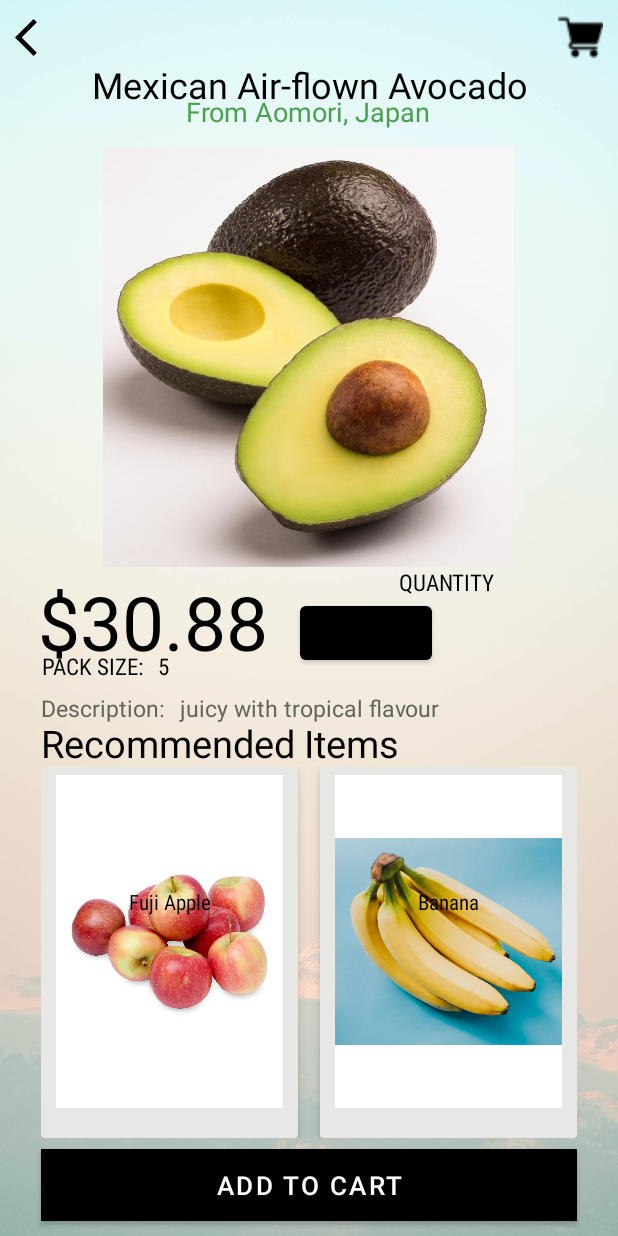
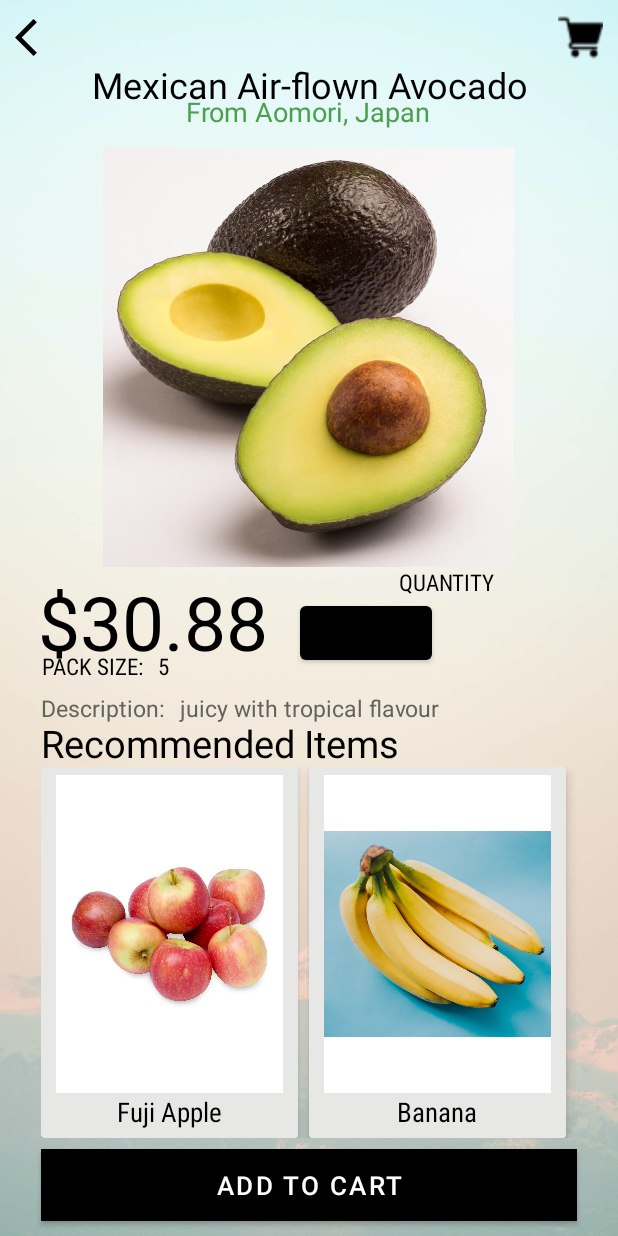
Before and after one commit to gilesccs/CUTN-MobileApp, an Android app: the IndividualProduct screen opened directly, with no data from a screen before it, on a phone screen of 412 x 824 dp. Run offline under Robolectric (Android 15) with nearby library versions, the phone set to English and light mode, and no system bars; plain views replace ElasticButton, ElasticView, ElegantNumberButton; Roboto replaces fonts that are not available here.

Commit message:
Fixed text cropping out

```diff
--- a/app/src/main/res/layout/activity_individual_product.xml
+++ b/app/src/main/res/layout/activity_individual_product.xml
@@ -4,28 +4,26 @@
     xmlns:tools="http://schemas.android.com/tools"
     android:layout_width="match_parent"
     android:layout_height="match_parent"
-    tools:context=".IndividualProduct"
-    android:background="@drawable/softbg">
+    android:background="@drawable/softbg"
+    tools:context=".IndividualProduct">
 
     <Button
         android:id="@+id/goBack"
         android:layout_width="30dp"
         android:layout_height="30dp"
-        android:background="@drawable/ic_baseline_arrow_back_ios_24"
+        android:layout_alignParentLeft="true"
+        android:layout_alignParentTop="true"
         android:layout_margin="10dp"
-        android:layout_alignParentTop="true"
-        android:layout_alignParentLeft="true"
-        />
+        android:background="@drawable/ic_baseline_arrow_back_ios_24" />
 
     <Button
         android:id="@+id/goCart"
         android:layout_width="30dp"
         android:layout_height="30dp"
-        android:background="@drawable/cart"
+        android:layout_alignParentTop="true"
+        android:layout_alignParentRight="true"
         android:layout_margin="10dp"
-        android:layout_alignParentRight="true"
-        android:layout_alignParentTop="true"
-        />
+        android:background="@drawable/cart" />
 
 
     <TextView
@@ -55,38 +53,40 @@
         android:text="From Aomori, Japan"
         android:textColor="#49A14C"
         android:textSize="18sp" />
+
     <io.armcha.elasticview.ElasticView
         android:id="@+id/elasticViewImage"
-        app:flexibility="7"
         android:layout_width="350dp"
         android:layout_height="280dp"
-        android:layout_marginTop="25dp"
         android:layout_below="@+id/productNameLabel"
         android:layout_centerInParent="true"
+        android:layout_marginTop="25dp"
+        app:cardCornerRadius="10dp"
         app:cardElevation="5dp"
-        app:cardCornerRadius="10dp">
+        app:flexibility="7">
+
         <ImageView
             android:id="@+id/productImageLabel"
             android:layout_width="match_parent"
             android:layout_height="match_parent"
             android:layout_below="@+id/productNameLabel"
             android:layout_centerInParent="true"
-        android:src="@drawable/r4"
             android:gravity="center"
             android:scaleType="fitCenter"
+            android:src="@drawable/r4"
             app:layout_constraintEnd_toEndOf="parent"
             app:layout_constraintStart_toStartOf="parent"
-        app:layout_constraintTop_toTopOf="parent"
-        />
+            app:layout_constraintTop_toTopOf="parent" />
     </io.armcha.elasticview.ElasticView>
+
     <TextView
         android:id="@+id/productPriceLabel"
         android:layout_width="wrap_content"
         android:layout_height="wrap_content"
         android:layout_below="@+id/elasticViewImage"
         android:layout_alignParentLeft="true"
+        android:layout_marginLeft="25dp"
         android:layout_marginTop="9dp"
-        android:layout_marginLeft="25dp"
         android:fontFamily="@font/baloo"
         android:gravity="center"
         android:includeFontPadding="false"
@@ -112,25 +112,25 @@
         android:id="@+id/quantityBtn"
         android:layout_width="wrap_content"
         android:layout_height="wrap_content"
+        android:layout_below="@id/elasticViewImage"
+        android:layout_centerVertical="true"
+        android:layout_marginLeft="200dp"
+
         android:layout_marginTop="20dp"
-        android:layout_centerVertical="true"
-        android:layout_below="@id/elasticViewImage"
-
         android:layout_marginRight="10dp"
-        android:layout_marginLeft="200dp"
-        app:textSize="10sp"
+        app:backGroundColor="#dbd0bf"
         app:textColor="@color/black"
-        app:backGroundColor="#dbd0bf"/>
+        app:textSize="10sp" />
 
     <TextView
         android:id="@+id/packSizeLabel"
         android:layout_width="wrap_content"
         android:layout_height="wrap_content"
         android:layout_below="@+id/productPriceLabel"
+        android:layout_marginLeft="27dp"
+        android:layout_marginTop="-10dp"
         android:fontFamily="sans-serif-condensed"
         android:gravity="center"
-        android:layout_marginTop="-10dp"
-        android:layout_marginLeft="27dp"
         android:includeFontPadding="false"
         android:text="PACK SIZE:"
         android:textColor="#000000"
@@ -141,11 +141,11 @@
         android:layout_width="wrap_content"
         android:layout_height="wrap_content"
         android:layout_below="@+id/productPriceLabel"
+        android:layout_marginLeft="10dp"
+        android:layout_marginTop="-10dp"
         android:layout_toRightOf="@+id/packSizeLabel"
         android:fontFamily="sans-serif-condensed"
         android:gravity="center"
-        android:layout_marginTop="-10dp"
-        android:layout_marginLeft="10dp"
         android:includeFontPadding="false"
         android:text="5"
         android:textColor="#000000"
@@ -156,12 +156,12 @@
         android:layout_width="wrap_content"
         android:layout_height="wrap_content"
         android:layout_below="@+id/packSizeLabel"
+        android:layout_marginLeft="27dp"
+        android:layout_marginTop="10dp"
         android:fontFamily="@font/baloo"
         android:gravity="center"
         android:includeFontPadding="false"
         android:text="Description: "
-        android:layout_marginLeft="27dp"
-        android:layout_marginTop="10dp"
         android:textColor="#60645A"
         android:textSize="15sp" />
 
@@ -170,13 +170,13 @@
         android:layout_width="wrap_content"
         android:layout_height="wrap_content"
         android:layout_below="@+id/packSizeLabel"
+        android:layout_marginLeft="5dp"
+        android:layout_marginTop="10dp"
         android:layout_toRightOf="@+id/productDesc"
         android:fontFamily="@font/baloo"
         android:gravity="center"
         android:includeFontPadding="false"
         android:text="juicy with tropical flavour"
-        android:layout_marginTop="10dp"
-        android:layout_marginLeft="5dp"
         android:textColor="#60645A"
         android:textSize="15sp" />
 
@@ -185,11 +185,11 @@
         android:layout_width="wrap_content"
         android:layout_height="wrap_content"
         android:layout_below="@+id/productDescLabel"
+        android:layout_marginLeft="27dp"
         android:fontFamily="@font/baloo"
         android:gravity="center"
         android:includeFontPadding="false"
         android:text="Recommended Items"
-        android:layout_marginLeft="27dp"
         android:textColor="#000000"
         android:textSize="25sp" />
 
@@ -197,48 +197,57 @@
         android:id="@+id/recommendationWrapper"
         android:layout_width="match_parent"
         android:layout_height="match_parent"
-            android:orientation="horizontal"
         android:layout_below="@id/recommendationLabel"
         android:layout_marginLeft="27dp"
         android:layout_marginRight="27dp"
-            android:layout_marginBottom="65dp">
+        android:layout_marginBottom="65dp"
+        android:orientation="horizontal">
 
         <androidx.cardview.widget.CardView
             android:id="@+id/card1"
             android:layout_width="match_parent"
             android:layout_height="match_parent"
+            android:layout_marginRight="7dp"
+            android:layout_weight="1"
             app:cardBackgroundColor="#E7E8E6"
-            android:layout_marginRight="7dp"
+            app:cardElevation="5dp">
 
-            android:layout_weight="1"
-            app:cardElevation="5dp"
-            >
+            <LinearLayout
+                android:layout_width="match_parent"
+                android:layout_height="match_parent"
+                android:orientation="vertical"
+                android:paddingBottom="0px">
+
                 <ImageButton
                     android:id="@+id/recommendationImageOne"
                     android:layout_width="match_parent"
                     android:layout_height="match_parent"
-                android:src="@drawable/r1"
-                android:background="@color/white"
                     android:layout_marginLeft="10dp"
                     android:layout_marginTop="5dp"
-
                     android:layout_marginRight="10dp"
-                android:layout_marginBottom="20dp"
+                    android:layout_weight="4"
+                    android:background="@color/white"
+                    android:scaleType="fitCenter"
+                    android:src="@drawable/r1"
                     app:layout_constraintBottom_toBottomOf="@+id/popularItems"
                     app:layout_constraintEnd_toEndOf="parent"
-                app:layout_constraintTop_toTopOf="@+id/popularItems"
-                android:scaleType="fitCenter">
+                    app:layout_constraintTop_toTopOf="@+id/popularItems">
 
                 </ImageButton>
+
                 <TextView
+                    android:id="@+id/text1"
                     android:layout_width="match_parent"
                     android:layout_height="wrap_content"
+                    android:layout_weight="0.1"
+                    android:fontFamily="sans-serif-condensed"
                     android:text="Fuji Apple"
-                android:layout_marginTop="80dp"
                     android:textAlignment="center"
-                android:fontFamily="sans-serif-condensed"
                     android:textColor="#000000"
-                android:id="@+id/text1"/>
+                    android:paddingBottom="10px"
+                    android:textSize="18dp"/>
+
+            </LinearLayout>
 
         </androidx.cardview.widget.CardView>
 
@@ -246,35 +255,47 @@
             android:id="@+id/card2"
             android:layout_width="match_parent"
             android:layout_height="match_parent"
+            android:layout_marginRight="7dp"
+            android:layout_weight="1"
             app:cardBackgroundColor="#E7E8E6"
-            android:layout_weight="1"
-            app:cardElevation="5dp"
-            android:layout_marginLeft="7dp"
-            >
+            app:cardElevation="5dp">
+
+            <LinearLayout
+                android:layout_width="match_parent"
+                android:layout_height="match_parent"
+                android:orientation="vertical"
+                android:paddingBottom="0px">
+
                 <ImageButton
                     android:id="@+id/recommendationImageTwo"
                     android:layout_width="match_parent"
                     android:layout_height="match_parent"
-                android:src="@drawable/r5"
-                android:background="@color/white"
                     android:layout_marginLeft="10dp"
                     android:layout_marginTop="5dp"
                     android:layout_marginRight="10dp"
-                android:layout_marginBottom="20dp"
+                    android:layout_weight="4"
+                    android:background="@color/white"
+                    android:scaleType="fitCenter"
+                    android:src="@drawable/r5"
                     app:layout_constraintBottom_toBottomOf="@+id/popularItems"
                     app:layout_constraintEnd_toEndOf="parent"
-                app:layout_constraintTop_toTopOf="@+id/popularItems"
-                android:scaleType="fitCenter">
+                    app:layout_constraintTop_toTopOf="@+id/popularItems">
+
                 </ImageButton>
+
                 <TextView
+                    android:id="@+id/text2"
                     android:layout_width="match_parent"
                     android:layout_height="wrap_content"
-                android:layout_marginTop="80dp"
+                    android:layout_weight="0.1"
+                    android:fontFamily="sans-serif-condensed"
+                    android:text="Banana"
                     android:textAlignment="center"
-                android:text="Banana"
-                android:fontFamily="sans-serif-condensed"
                     android:textColor="#000000"
-                android:id="@+id/text2"/>
+                    android:paddingBottom="10px"
+                    android:textSize="18dp"/>
+
+            </LinearLayout>
 
         </androidx.cardview.widget.CardView>
 
@@ -283,12 +304,12 @@
     <com.skydoves.elasticviews.ElasticButton
         android:layout_width="match_parent"
         android:layout_height="wrap_content"
-        android:text="Add to Cart"
         android:layout_alignParentBottom="true"
         android:layout_marginLeft="27dp"
         android:layout_marginRight="27dp"
         android:layout_marginBottom="10dp"
         android:background="@android:color/holo_red_light"
+        android:text="Add to Cart"
         android:textColor="@color/white"
         android:textSize="17sp"
         app:button_cornerRadius="4dp"
@@ -296,6 +317,4 @@
         app:button_scale="0.87" />
 
 
-
-
 </RelativeLayout>
```
Lines whose indentation alone changed are shown as unchanged.
